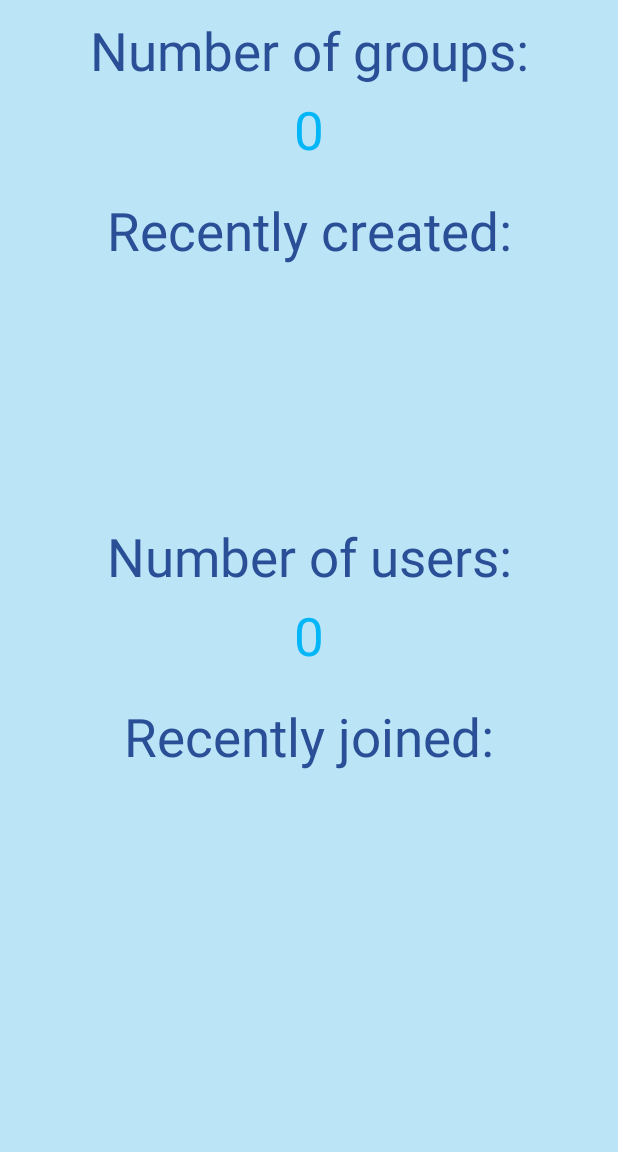
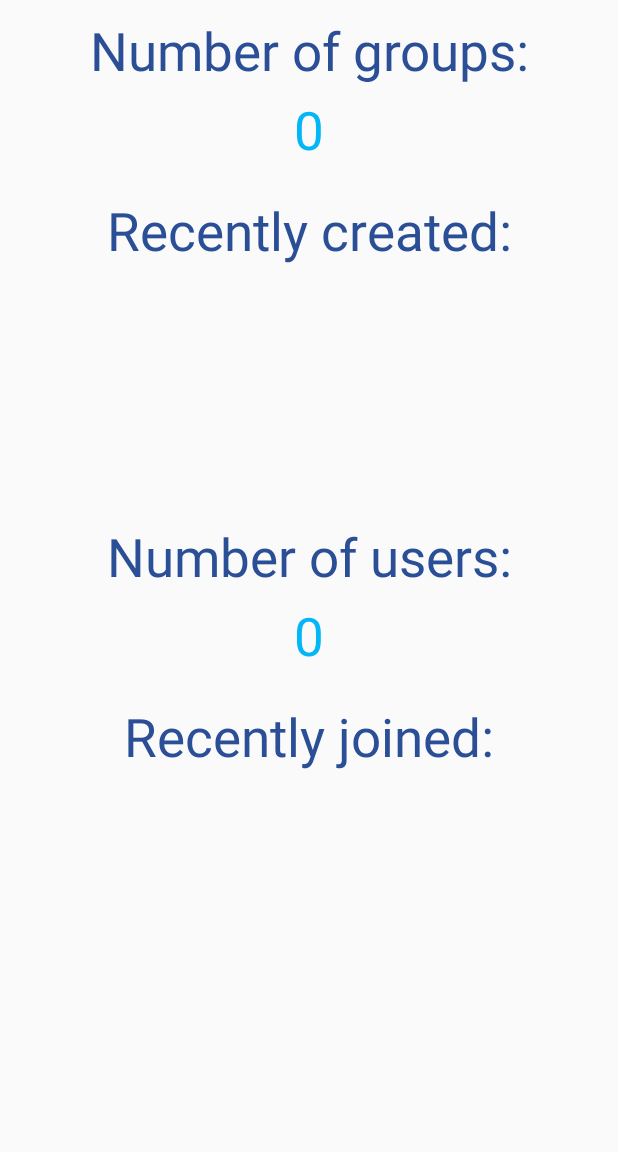
Before and after one commit to masud7866/Peon, an Android app: the SideBar screen opened directly, with no data from a screen before it, on a phone screen of 412 x 824 dp, the part 84-1236 px from its top. Run offline under Robolectric (Android 15) with nearby library versions, the phone set to English and light mode, and no system bars; 3 statements that could not run were skipped.

Commit message:
Dashboard Fragment Edited

```diff
--- a/app/src/main/res/layout/fragment_fragment_dashboard.xml
+++ b/app/src/main/res/layout/fragment_fragment_dashboard.xml
@@ -3,7 +3,6 @@
     android:layout_width="match_parent"
     android:layout_height="match_parent"
     android:animationCache="false"
-    android:background="#bbe4f7"
     tools:context="com.ieitlabs.peon.FragmentDashboard">
 
     <!-- TODO: Update blank fragment layout -->
```
